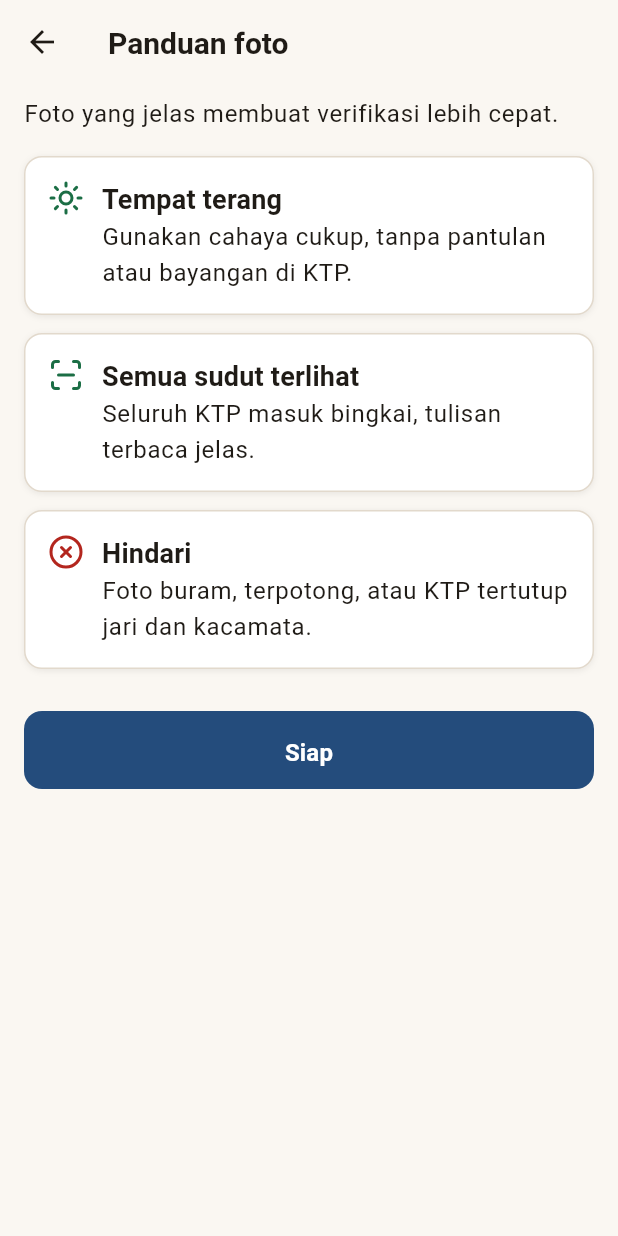
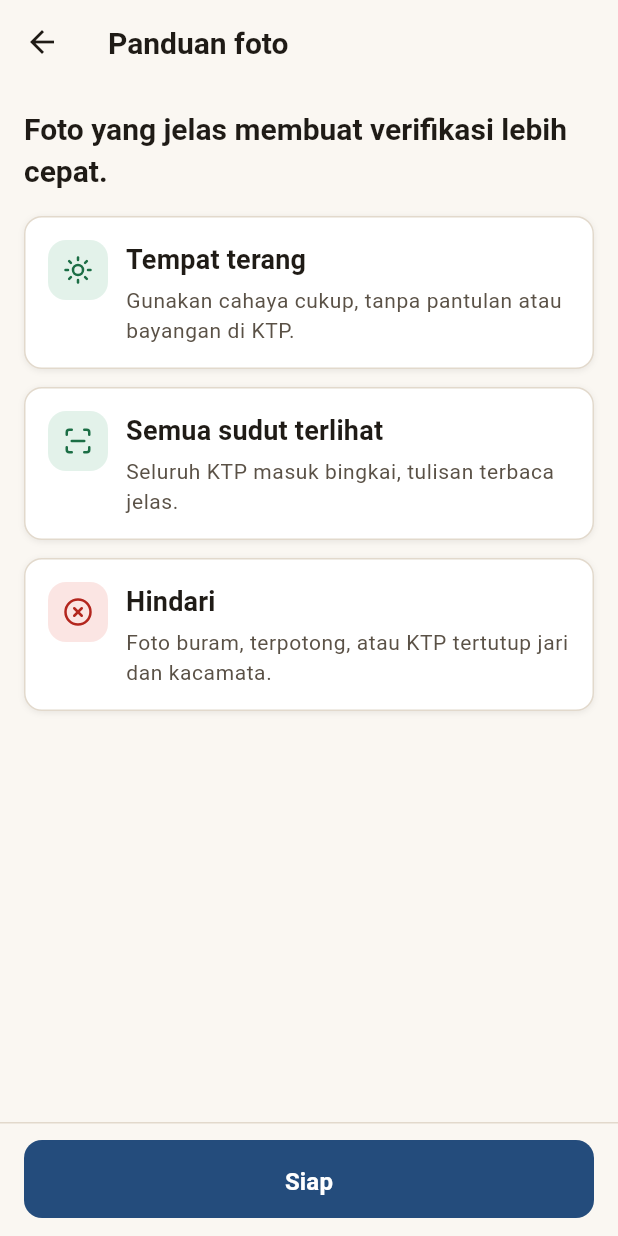
Before and after one commit to rendikaadji/pramu-flutter-apps, a Flutter app: the VerificationGateScreen screen opened by its route, after a tap on "Mulai verifikasi", on a phone screen of 412 x 824 dp. Run offline on Flutter 3.47's test engine with Material 3 defaults, Android fonts, the phone set to English and light mode, and no system bars; our stand-ins replace dio, flutter_image_compress, flutter_riverpod, flutter_secure_storage, go_router, image_picker and 2 more; accounts and stored records are empty; Roboto replaces fonts that are missing (IBMPlexSans).

Commit message:
feat(verification): poles gerbang, panduan, tinjau dan status verifikasi

```diff
--- a/lib/features/verification/presentation/screens/gate_screens.dart
+++ b/lib/features/verification/presentation/screens/gate_screens.dart
@@ -7,6 +7,7 @@ import 'package:pramu_apps/core/session/session_controller.dart';
 import 'package:pramu_apps/core/test_keys.dart';
 import 'package:pramu_apps/features/verification/domain/verification.dart';
 import 'package:pramu_apps/shared/app_ui/app_ui.dart';
+import 'package:pramu_apps/shared/app_ui/pinned_actions_bar.dart';
 
 /// M-10 Gerbang verifikasi. Akun yang sudah dikirim/terverifikasi dialihkan.
 class VerificationGateScreen extends ConsumerWidget {
@@ -29,51 +30,44 @@ class VerificationGateScreen extends ConsumerWidget {
       return const AppScaffold(body: SizedBox());
     }
     final t = context.tokens;
-    Widget step(int n, IconData icon, String text) => Padding(
-      padding: const EdgeInsets.symmetric(vertical: AppSpace.s8),
-      child: Row(
+    Widget step(int n, IconData icon, String text) => Row(
       children: [
-          ExcludeSemantics(child: Icon(icon, color: t.primary)),
+        ExcludeSemantics(
+          child: Container(
+            width: 32,
+            height: 32,
+            alignment: Alignment.center,
+            decoration: BoxDecoration(
+              color: t.primaryContainer,
+              shape: BoxShape.circle,
+            ),
+            child: Text(
+              '$n',
+              style: context.text.label.copyWith(color: t.primary),
+            ),
+          ),
+        ),
         const SizedBox(width: AppSpace.s12),
-          Expanded(child: Text('$n. $text', style: context.text.body)),
+        Expanded(child: Text(text, style: context.text.body)),
+        ExcludeSemantics(child: Icon(icon, color: t.textMuted)),
       ],
-      ),
+    );
+    final divider = Padding(
+      padding: const EdgeInsets.symmetric(vertical: AppSpace.s12),
+      child: Divider(height: 1, color: t.borderSubtle),
     );
     return AppScaffold(
       title: 'Verifikasi identitas',
       scrollable: true,
-      body: Column(
-        crossAxisAlignment: CrossAxisAlignment.start,
+      bottomNavigationBar: PinnedActionsBar(
         children: [
-          const Center(
-            child: VerificationSeal(
-              state: SealState.pending,
-              size: SealSize.lg,
-            ),
-          ),
-          const SizedBox(height: AppSpace.s16),
-          Text(
-            'Agar semua pengguna aman, kami perlu memastikan Anda orang yang '
-            'sebenarnya. Cukup 3 menit.',
-            style: context.text.h3,
-          ),
-          const SizedBox(height: AppSpace.s16),
-          step(1, LucideIcons.idCard, 'Foto KTP'),
-          step(2, LucideIcons.scanFace, 'Selfie sambil memegang KTP'),
-          step(3, LucideIcons.send, 'Kirim dan tunggu hasil'),
-          const SizedBox(height: AppSpace.s16),
-          const PrivacyNote(
-            'Foto KTP hanya dipakai untuk verifikasi, disimpan terenkripsi, '
-            'dan hanya dibuka petugas yang berwenang.',
-          ),
-          const SizedBox(height: AppSpace.s24),
           AppButton(
             key: K.verificationStart,
             label: 'Mulai verifikasi',
             large: true,
             onPressed: () => context.push(Routes.verificationGuide),
           ),
-          const SizedBox(height: AppSpace.s12),
+          const SizedBox(height: AppSpace.s4),
           AppButton(
             key: K.verificationLater,
             label: 'Nanti dulu',
@@ -88,6 +82,52 @@ class VerificationGateScreen extends ConsumerWidget {
               }
             },
           ),
+        ],
+      ),
+      body: Column(
+        crossAxisAlignment: CrossAxisAlignment.start,
+        children: [
+          const SizedBox(height: AppSpace.s16),
+          ExcludeSemantics(
+            child: Container(
+              width: 56,
+              height: 56,
+              decoration: BoxDecoration(
+                color: t.primaryContainer,
+                shape: BoxShape.circle,
+              ),
+              child: Icon(LucideIcons.shieldCheck, size: 28, color: t.primary),
+            ),
+          ),
+          const SizedBox(height: AppSpace.s16),
+          Semantics(
+            header: true,
+            child: Text('Verifikasi dalam 3 menit', style: context.text.h1),
+          ),
+          const SizedBox(height: AppSpace.s8),
+          Text(
+            'Agar semua pengguna aman, kami perlu memastikan Anda orang yang '
+            'sebenarnya.',
+            style: context.text.body.copyWith(color: t.textMuted),
+          ),
+          const SizedBox(height: AppSpace.s24),
+          AppCard(
+            child: Column(
+              children: [
+                step(1, LucideIcons.idCard, 'Foto KTP'),
+                divider,
+                step(2, LucideIcons.scanFace, 'Selfie sambil memegang KTP'),
+                divider,
+                step(3, LucideIcons.send, 'Kirim dan tunggu hasil'),
+              ],
+            ),
+          ),
+          const SizedBox(height: AppSpace.s16),
+          const PrivacyNote(
+            'Foto KTP hanya dipakai untuk verifikasi, disimpan terenkripsi, '
+            'dan hanya dibuka petugas yang berwenang.',
+          ),
+          const SizedBox(height: AppSpace.s16),
           Text(
             'Tanpa verifikasi Anda hanya bisa menjelajah, belum bisa memasang '
             'lowongan atau melamar.',
@@ -106,21 +146,40 @@ class VerificationGuideScreen extends StatelessWidget {
   @override
   Widget build(BuildContext context) {
     final t = context.tokens;
-    Widget tip(IconData icon, Color color, String title, String body) =>
-        Padding(
+    Widget tip(
+      IconData icon,
+      Color color,
+      Color container,
+      String title,
+      String body,
+    ) => Padding(
       padding: const EdgeInsets.only(bottom: AppSpace.s12),
       child: AppCard(
         child: Row(
           crossAxisAlignment: CrossAxisAlignment.start,
           children: [
-                ExcludeSemantics(child: Icon(icon, color: color)),
+            ExcludeSemantics(
+              child: Container(
+                width: 40,
+                height: 40,
+                decoration: BoxDecoration(
+                  color: container,
+                  borderRadius: AppRadius.brMd,
+                ),
+                child: Icon(icon, size: 20, color: color),
+              ),
+            ),
             const SizedBox(width: AppSpace.s12),
             Expanded(
               child: Column(
                 crossAxisAlignment: CrossAxisAlignment.start,
                 children: [
                   Text(title, style: context.text.h3),
-                      Text(body, style: context.text.body),
+                  const SizedBox(height: AppSpace.s4),
+                  Text(
+                    body,
+                    style: context.text.bodySm.copyWith(color: t.textMuted),
+                  ),
                 ],
               ),
             ),
@@ -131,33 +190,8 @@ class VerificationGuideScreen extends StatelessWidget {
     return AppScaffold(
       title: 'Panduan foto',
       scrollable: true,
-      body: Column(
-        crossAxisAlignment: CrossAxisAlignment.start,
+      bottomNavigationBar: PinnedActionsBar(
         children: [
-          Text(
-            'Foto yang jelas membuat verifikasi lebih cepat.',
-            style: context.text.body,
-          ),
-          const SizedBox(height: AppSpace.s16),
-          tip(
-            LucideIcons.sun,
-            t.success,
-            'Tempat terang',
-            'Gunakan cahaya cukup, tanpa pantulan atau bayangan di KTP.',
-          ),
-          tip(
-            LucideIcons.scanLine,
-            t.success,
-            'Semua sudut terlihat',
-            'Seluruh KTP masuk bingkai, tulisan terbaca jelas.',
-          ),
-          tip(
-            LucideIcons.circleX,
-            t.danger,
-            'Hindari',
-            'Foto buram, terpotong, atau KTP tertutup jari dan kacamata.',
-          ),
-          const SizedBox(height: AppSpace.s16),
           AppButton(
             label: 'Siap',
             large: true,
@@ -165,6 +199,38 @@ class VerificationGuideScreen extends StatelessWidget {
           ),
         ],
       ),
+      body: Column(
+        crossAxisAlignment: CrossAxisAlignment.start,
+        children: [
+          const SizedBox(height: AppSpace.s8),
+          Text(
+            'Foto yang jelas membuat verifikasi lebih cepat.',
+            style: context.text.h2,
+          ),
+          const SizedBox(height: AppSpace.s16),
+          tip(
+            LucideIcons.sun,
+            t.success,
+            t.successContainer,
+            'Tempat terang',
+            'Gunakan cahaya cukup, tanpa pantulan atau bayangan di KTP.',
+          ),
+          tip(
+            LucideIcons.scanLine,
+            t.success,
+            t.successContainer,
+            'Semua sudut terlihat',
+            'Seluruh KTP masuk bingkai, tulisan terbaca jelas.',
+          ),
+          tip(
+            LucideIcons.circleX,
+            t.danger,
+            t.dangerContainer,
+            'Hindari',
+            'Foto buram, terpotong, atau KTP tertutup jari dan kacamata.',
+          ),
+        ],
+      ),
     );
   }
 }
```
Also changed, not shown: lib/features/verification/presentation/screens/review_screen.dart (+32 -5 lines), lib/features/verification/presentation/screens/status_screens.dart (+44 -25 lines), lib/features/verification/presentation/widgets/capture_step.dart (+7 -0 lines). Lines whose indentation alone changed are shown as unchanged.
